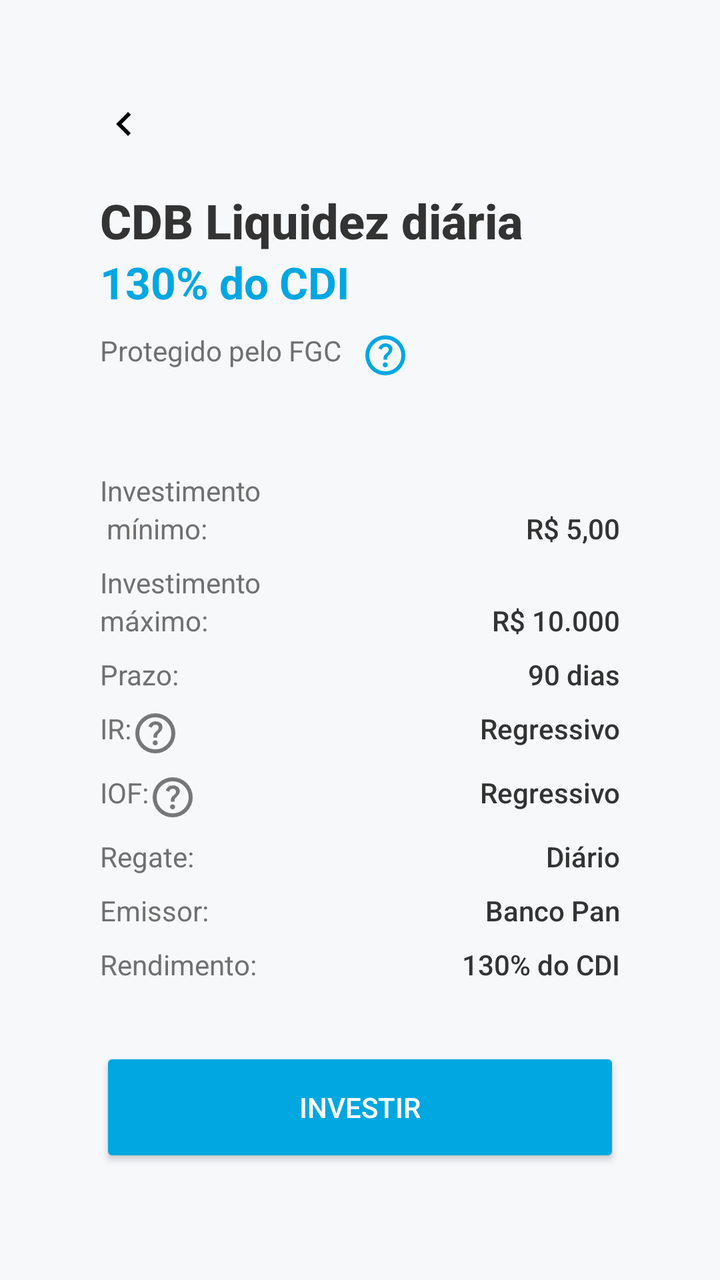
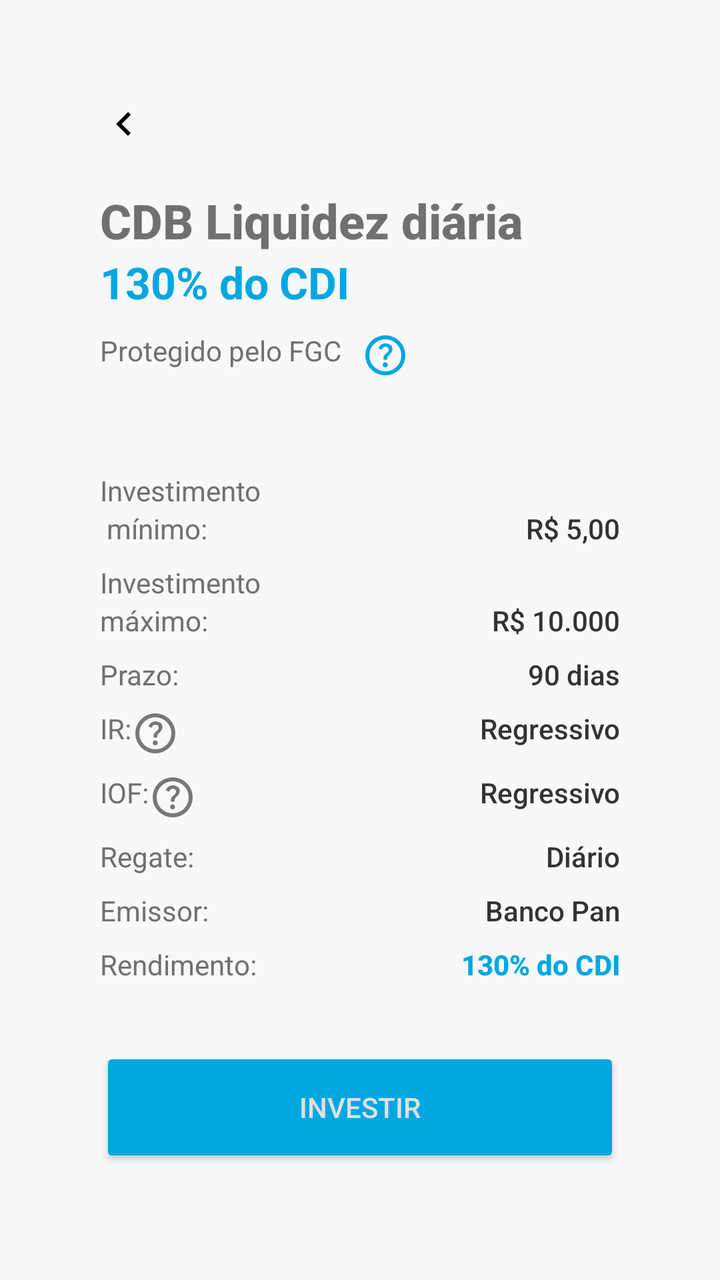

An Android layout rendered at two revisions. The XML below is the earlier revision; the diff shows what the commit changed to produce the second picture.
<!-- AndroidManifest.xml: application theme Theme.PanBankApp -->
<!-- res/layout/fragment_pantalla_tres.xml -->
<?xml version="1.0" encoding="utf-8"?>
<ScrollView xmlns:android="http://schemas.android.com/apk/res/android"
    xmlns:app="http://schemas.android.com/apk/res-auto"
    android:layout_width="match_parent"
    android:layout_height="match_parent"
    android:background="#F6F8FA"
    android:padding="20dp">

    <LinearLayout
        android:layout_width="match_parent"
        android:layout_height="wrap_content"
        android:background="#F6F8FA"
        android:clipToPadding="false"
        android:orientation="vertical"
        android:padding="30dp">

        <ImageView
            android:layout_width="wrap_content"
            android:layout_height="wrap_content"
            android:layout_marginBottom="20dp"
            android:src="@drawable/ic_seta_iz" />

        
        <TextView
            android:id="@+id/title"
            android:layout_width="wrap_content"
            android:layout_height="wrap_content"
            android:fontFamily="sans-serif-medium"
            android:text="CDB Liquidez diária"
            android:textColor="#333333"
            android:textSize="24sp"
            android:textStyle="bold" />

        
        <TextView
            android:id="@+id/subtitle"
            android:layout_width="wrap_content"
            android:layout_height="wrap_content"
            android:layout_marginBottom="10dp"
            android:text="130% do CDI"
            android:textColor="#00A7E1"
            android:textSize="22sp"
            android:textStyle="bold" />

        
        <TextView
            android:id="@+id/protection_text"
            android:layout_width="wrap_content"
            android:layout_height="wrap_content"
            android:layout_marginBottom="30dp"
            android:text="Protegido pelo FGC   "
            android:textColor="#707070"
            android:textSize="14sp"
            app:drawableEndCompat="@drawable/ic_ajuda"
            app:drawableTint="#00A7E1" />

        
        <LinearLayout
            android:layout_width="match_parent"
            android:layout_height="wrap_content"
            android:layout_marginTop="16dp"
            android:orientation="vertical">

            
            <LinearLayout
                android:layout_width="match_parent"
                android:layout_height="wrap_content"
                android:layout_marginBottom="8dp"
                android:orientation="vertical">

                <TextView
                    android:layout_width="wrap_content"
                    android:layout_height="0dp"
                    android:layout_weight="1"
                    android:text="Investimento"
                    android:textColor="#707070"
                    android:textSize="14sp" />

                <LinearLayout
                    android:layout_width="match_parent"
                    android:layout_height="wrap_content"
                    android:orientation="horizontal">

                    <TextView
                        android:layout_width="wrap_content"
                        android:layout_height="wrap_content"
                        android:layout_weight="1"
                        android:textColor="#707070"
                        android:text=" mínimo:" />

                    <TextView
                        android:layout_width="wrap_content"
                        android:layout_height="wrap_content"
                        android:fontFamily="sans-serif-medium"
                        android:text="R$ 5,00"
                        android:textColor="#333333"
                        android:textSize="14sp" />

                </LinearLayout>

            </LinearLayout>

            <LinearLayout
                android:layout_width="match_parent"
                android:layout_height="wrap_content"
                android:layout_marginBottom="8dp"
                android:orientation="vertical">

                <TextView
                    android:layout_width="wrap_content"
                    android:layout_height="0dp"
                    android:layout_weight="1"
                    android:text="Investimento"
                    android:textColor="#707070"
                    android:textSize="14sp" />


                <LinearLayout
                    android:layout_width="match_parent"
                    android:layout_height="wrap_content"
                    android:orientation="horizontal">

                    <TextView
                        android:layout_width="0dp"
                        android:layout_height="wrap_content"
                        android:layout_weight="1"
                        android:text="máximo:"
                        android:textColor="#707070"
                        android:textSize="14sp" />

                    <TextView
                        android:layout_width="wrap_content"
                        android:layout_height="wrap_content"
                        android:fontFamily="sans-serif-medium"
                        android:text="R$ 10.000"
                        android:textColor="#333333"
                        android:textSize="14sp" />
                </LinearLayout>
            </LinearLayout>


            
            <LinearLayout
                android:layout_width="match_parent"
                android:layout_height="wrap_content"
                android:layout_marginBottom="8dp"
                android:orientation="horizontal">

                <TextView
                    android:layout_width="0dp"
                    android:layout_height="wrap_content"
                    android:layout_weight="1"
                    android:text="Prazo:"
                    android:textColor="#707070"
                    android:textSize="14sp" />

                <TextView
                    android:layout_width="wrap_content"
                    android:layout_height="wrap_content"
                    android:fontFamily="sans-serif-medium"
                    android:text="90 dias"
                    android:textColor="#333333"
                    android:textSize="14sp" />
            </LinearLayout>

            <LinearLayout
                android:layout_width="match_parent"
                android:layout_height="wrap_content"
                android:layout_marginBottom="8dp"
                android:orientation="horizontal">

                <TextView
                    android:layout_width="wrap_content"
                    android:layout_height="wrap_content"
                    android:text="IR:"
                    android:textColor="#707070"
                    android:textSize="14sp"
                    app:drawableRightCompat="@drawable/ic_ajuda" />

                <TextView
                    android:layout_width="0dp"
                    android:layout_height="wrap_content"
                    android:layout_weight="1"
                    android:fontFamily="sans-serif-medium"
                    android:text="Regressivo"
                    android:textAlignment="textEnd"
                    android:textColor="#333333"
                    android:textSize="14sp" />
            </LinearLayout>

            <LinearLayout
                android:layout_width="match_parent"
                android:layout_height="wrap_content"
                android:layout_marginBottom="8dp"
                android:orientation="horizontal">

                <TextView
                    android:layout_width="wrap_content"
                    android:layout_height="wrap_content"
                    android:text="IOF:"
                    android:textColor="#707070"
                    android:textSize="14sp"
                    app:drawableRightCompat="@drawable/ic_ajuda" />


                <TextView
                    android:layout_width="0dp"
                    android:layout_height="wrap_content"
                    android:layout_weight="1"
                    android:fontFamily="sans-serif-medium"
                    android:text="Regressivo"
                    android:textAlignment="textEnd"
                    android:textColor="#333333"
                    android:textSize="14sp" />
            </LinearLayout>

            <LinearLayout
                android:layout_width="match_parent"
                android:layout_height="wrap_content"
                android:layout_marginBottom="8dp"
                android:orientation="horizontal">

                <TextView
                    android:layout_width="0dp"
                    android:layout_height="wrap_content"
                    android:layout_weight="1"
                    android:text="Regate:"
                    android:textColor="#707070"
                    android:textSize="14sp" />


                <TextView
                    android:layout_width="wrap_content"
                    android:layout_height="wrap_content"
                    android:fontFamily="sans-serif-medium"
                    android:text="Diário"
                    android:textColor="#333333"
                    android:textSize="14sp" />
            </LinearLayout>

            <LinearLayout
                android:layout_width="match_parent"
                android:layout_height="wrap_content"
                android:layout_marginBottom="8dp"
                android:orientation="horizontal">

                <TextView
                    android:layout_width="0dp"
                    android:layout_height="wrap_content"
                    android:layout_weight="1"
                    android:text="Emissor:"
                    android:textColor="#707070"
                    android:textSize="14sp" />


                <TextView
                    android:layout_width="wrap_content"
                    android:layout_height="wrap_content"
                    android:fontFamily="sans-serif-medium"
                    android:text="Banco Pan"
                    android:textColor="#333333"
                    android:textSize="14sp" />
            </LinearLayout>

            <LinearLayout
                android:layout_width="match_parent"
                android:layout_height="wrap_content"
                android:layout_marginBottom="16dp"
                android:orientation="horizontal">

                <TextView
                    android:layout_width="0dp"
                    android:layout_height="wrap_content"
                    android:layout_weight="1"
                    android:text="Rendimento:"
                    android:textColor="#707070"
                    android:textSize="14sp" />

                <TextView
                    android:layout_width="wrap_content"
                    android:layout_height="wrap_content"
                    android:fontFamily="sans-serif-medium"
                    android:text="130% do CDI"
                    android:textColor="#333333"
                    android:textSize="14sp" />
            </LinearLayout>

        </LinearLayout>

        
        <androidx.appcompat.widget.AppCompatButton
            android:id="@+id/invest_button"
            android:layout_width="match_parent"
            android:layout_height="60dp"
            android:layout_gravity="center"
            android:layout_marginTop="16dp"
            android:backgroundTint="#00A7E1"
            android:fontFamily="sans-serif-medium"
            android:padding="12dp"
            android:text="Investir"
            android:textColor="@android:color/white" />

    </LinearLayout>
</ScrollView>
<!-- resources referenced by this layout -->
<resources>
  <!-- drawable ic_ajuda (drawable) -->
  <vector xmlns:android="http://schemas.android.com/apk/res/android"
      android:width="24dp"
      android:height="24dp"
      android:viewportWidth="960"
      android:viewportHeight="960">
    <path
        android:pathData="M478,720q21,0 35.5,-14.5T528,670q0,-21 -14.5,-35.5T478,620q-21,0 -35.5,14.5T428,670q0,21 14.5,35.5T478,720ZM442,566h74q0,-33 7.5,-52t42.5,-52q26,-26 41,-49.5t15,-56.5q0,-56 -41,-86t-97,-30q-57,0 -92.5,30T342,342l66,26q5,-18 22.5,-39t53.5,-21q32,0 48,17.5t16,38.5q0,20 -12,37.5T506,434q-44,39 -54,59t-10,73ZM480,880q-83,0 -156,-31.5T197,763q-54,-54 -85.5,-127T80,480q0,-83 31.5,-156T197,197q54,-54 127,-85.5T480,80q83,0 156,31.5T763,197q54,54 85.5,127T880,480q0,83 -31.5,156T763,763q-54,54 -127,85.5T480,880ZM480,800q134,0 227,-93t93,-227q0,-134 -93,-227t-227,-93q-134,0 -227,93t-93,227q0,134 93,227t227,93ZM480,480Z"
        android:fillColor="#777"/>
  </vector>
  <!-- drawable ic_seta_iz (drawable) -->
  <vector xmlns:android="http://schemas.android.com/apk/res/android" android:autoMirrored="true" android:height="24dp" android:tint="#000000" android:viewportHeight="24" android:viewportWidth="24" android:width="24dp">
        
      <path android:fillColor="@android:color/white" android:pathData="M15.41,16.59L10.83,12l4.58,-4.59L14,6l-6,6 6,6 1.41,-1.41z"/>
      
  </vector>
  <style name="Theme.PanBankApp" parent="Base.Theme.PanBankApp" />
  <style name="Base.Theme.PanBankApp" parent="Theme.Material3.DayNight.NoActionBar">
          
             <item name="colorPrimary">#F5F5F5</item>
          <item name="colorSecondary">#0088CC</item>
          <item name="color">#FF4081</item>
      </style>
</resources>

<!-- the commit's change to res/layout/fragment_pantalla_tres.xml (unified diff, before → after) -->
@@ -27,7 +27,7 @@
             android:layout_height="wrap_content"
             android:fontFamily="sans-serif-medium"
             android:text="CDB Liquidez diária"
-            android:textColor="#333333"
+            android:textColor="@color/gris_texto"
             android:textSize="24sp"
             android:textStyle="bold" />
 
@@ -49,7 +49,7 @@
             android:layout_height="wrap_content"
             android:layout_marginBottom="30dp"
             android:text="Protegido pelo FGC   "
-            android:textColor="#707070"
+            android:textColor="@color/gris_texto"
             android:textSize="14sp"
             app:drawableEndCompat="@drawable/ic_ajuda"
             app:drawableTint="#00A7E1" />
@@ -73,7 +73,7 @@
                     android:layout_height="0dp"
                     android:layout_weight="1"
                     android:text="Investimento"
-                    android:textColor="#707070"
+                    android:textColor="@color/gris_texto"
                     android:textSize="14sp" />
 
                 <LinearLayout
@@ -85,7 +85,7 @@
                         android:layout_width="wrap_content"
                         android:layout_height="wrap_content"
                         android:layout_weight="1"
-                        android:textColor="#707070"
+                        android:textColor="@color/gris_texto"
                         android:text=" mínimo:" />
 
                     <TextView
@@ -111,7 +111,7 @@
                     android:layout_height="0dp"
                     android:layout_weight="1"
                     android:text="Investimento"
-                    android:textColor="#707070"
+                    android:textColor="@color/gris_texto"
                     android:textSize="14sp" />
 
 
@@ -125,7 +125,7 @@
                         android:layout_height="wrap_content"
                         android:layout_weight="1"
                         android:text="máximo:"
-                        android:textColor="#707070"
+                        android:textColor="@color/gris_texto"
                         android:textSize="14sp" />
 
                     <TextView
@@ -151,7 +151,7 @@
                     android:layout_height="wrap_content"
                     android:layout_weight="1"
                     android:text="Prazo:"
-                    android:textColor="#707070"
+                    android:textColor="@color/gris_texto"
                     android:textSize="14sp" />
 
                 <TextView
@@ -173,7 +173,7 @@
                     android:layout_width="wrap_content"
                     android:layout_height="wrap_content"
                     android:text="IR:"
-                    android:textColor="#707070"
+                    android:textColor="@color/gris_texto"
                     android:textSize="14sp"
                     app:drawableRightCompat="@drawable/ic_ajuda" />
 
@@ -198,7 +198,7 @@
                     android:layout_width="wrap_content"
                     android:layout_height="wrap_content"
                     android:text="IOF:"
-                    android:textColor="#707070"
+                    android:textColor="@color/gris_texto"
                     android:textSize="14sp"
                     app:drawableRightCompat="@drawable/ic_ajuda" />
 
@@ -225,7 +225,7 @@
                     android:layout_height="wrap_content"
                     android:layout_weight="1"
                     android:text="Regate:"
-                    android:textColor="#707070"
+                    android:textColor="@color/gris_texto"
                     android:textSize="14sp" />
 
 
@@ -249,7 +249,7 @@
                     android:layout_height="wrap_content"
                     android:layout_weight="1"
                     android:text="Emissor:"
-                    android:textColor="#707070"
+                    android:textColor="@color/gris_texto"
                     android:textSize="14sp" />
 
 
@@ -273,7 +273,7 @@
                     android:layout_height="wrap_content"
                     android:layout_weight="1"
                     android:text="Rendimento:"
-                    android:textColor="#707070"
+                    android:textColor="@color/gris_texto"
                     android:textSize="14sp" />
 
                 <TextView
@@ -281,7 +281,8 @@
                     android:layout_height="wrap_content"
                     android:fontFamily="sans-serif-medium"
                     android:text="130% do CDI"
-                    android:textColor="#333333"
+                    android:textStyle="bold"
+                    android:textColor="@color/azul_texto"
                     android:textSize="14sp" />
             </LinearLayout>
 
@@ -298,7 +299,7 @@
             android:fontFamily="sans-serif-medium"
             android:padding="12dp"
             android:text="Investir"
-            android:textColor="@android:color/white" />
+            android:textColor="@color/gray_light" />
 
     </LinearLayout>
 </ScrollView>
<!-- resource entries referenced after the edit -->
@@ -1,5 +1,8 @@
 <!-- resources referenced by this layout -->
 <resources>
+  <color name="azul_texto">#00A7E1</color>
+  <color name="gray_light">#E0E0E0</color>
+  <color name="gris_texto">#707070</color>
   <!-- drawable ic_ajuda (drawable) -->
   <vector xmlns:android="http://schemas.android.com/apk/res/android"
       android:width="24dp"
@@ -19,9 +22,9 @@
   <style name="Theme.PanBankApp" parent="Base.Theme.PanBankApp" />
   <style name="Base.Theme.PanBankApp" parent="Theme.Material3.DayNight.NoActionBar">
           
-             <item name="colorPrimary">#F5F5F5</item>
-          <item name="colorSecondary">#0088CC</item>
-          <item name="color">#FF4081</item>
+          <item name="colorPrimary">#F5F5F5</item>
+          <item name="colorSecondary">#F5F5F5</item>
+  
       </style>
 </resources>
 
